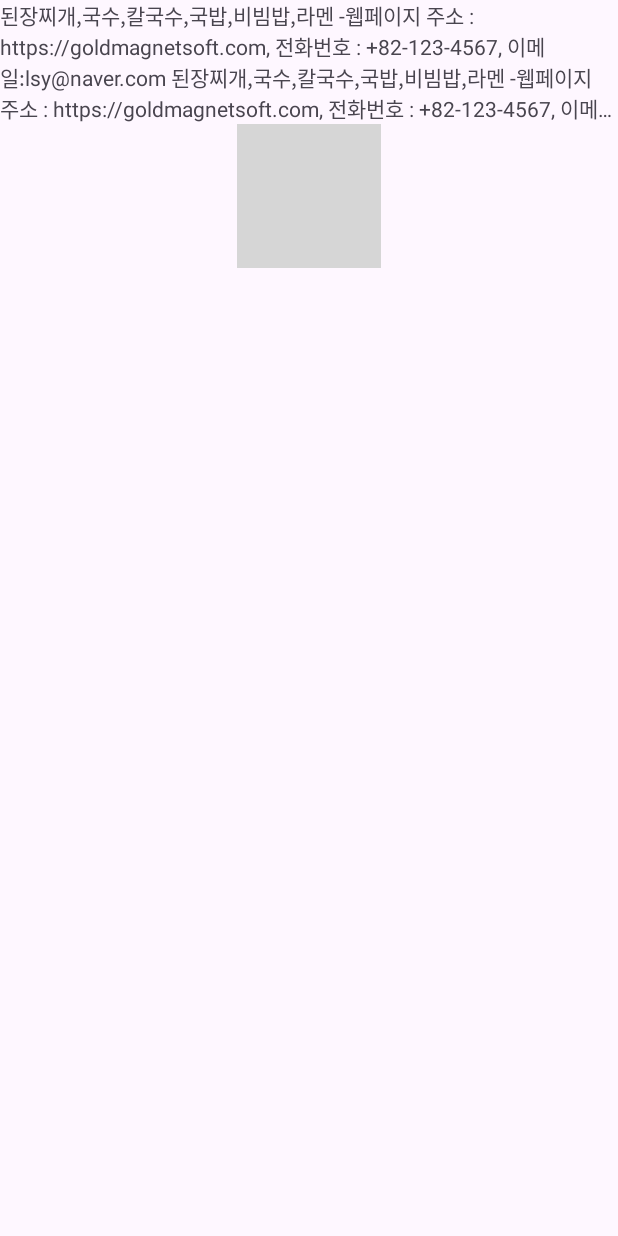
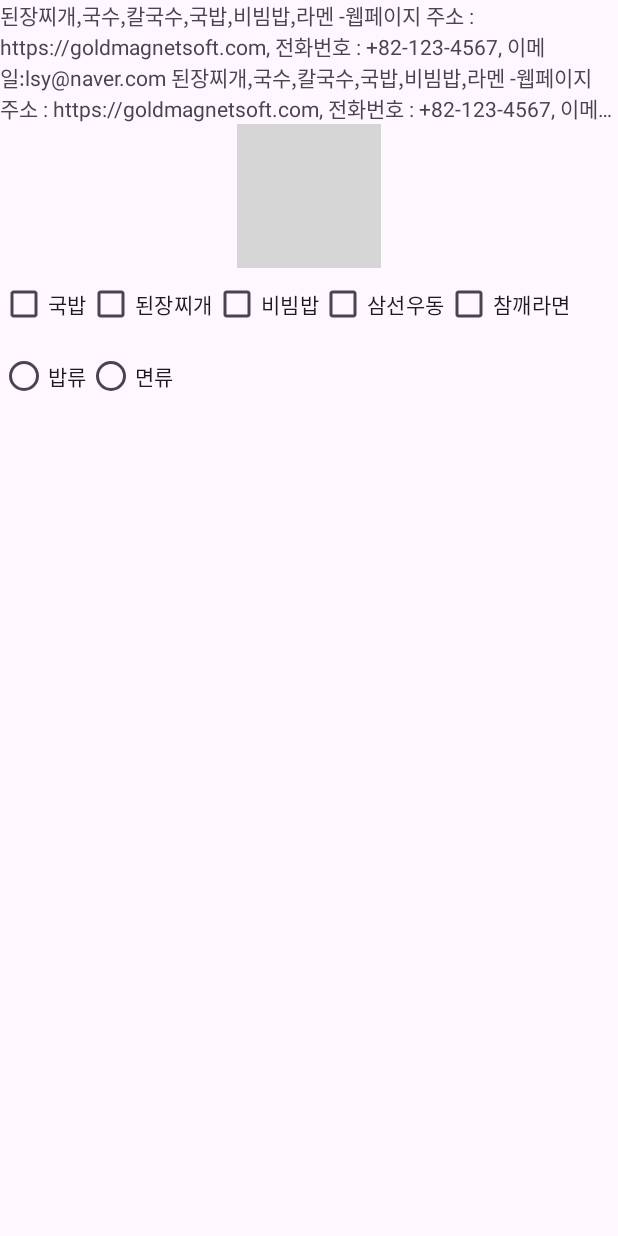
Before and after one commit to lsy3709/AndroidLabTest501, an Android app: the Ch06Test2Activity screen opened directly, with no data from a screen before it, on a phone screen of 412 x 824 dp. Run offline under Robolectric (Android 15) with nearby library versions, the light colour scheme and no system bars; grey boxes are pictures that could not be loaded.

Commit message:
2교시, ch6 뷰 기본 알아보기, 체크박스, 라디오 뷰 확인중

```diff
--- a/app/src/main/res/layout/activity_ch06_test2.xml
+++ b/app/src/main/res/layout/activity_ch06_test2.xml
@@ -31,6 +31,64 @@
             android:layout_gravity="center"
             android:background="#C52525"/>
 
+        <LinearLayout
+            android:layout_width="match_parent"
+            android:layout_height="wrap_content"
+            android:orientation="horizontal">
+
+            <CheckBox
+                android:layout_width="wrap_content"
+                android:layout_height="wrap_content"
+                android:text="국밥"/>
+
+            <CheckBox
+                android:layout_width="wrap_content"
+                android:layout_height="wrap_content"
+                android:text="된장찌개"/>
+
+            <CheckBox
+                android:layout_width="wrap_content"
+                android:layout_height="wrap_content"
+                android:text="비빔밥"/>
+
+            <CheckBox
+                android:layout_width="wrap_content"
+                android:layout_height="wrap_content"
+                android:text="삼선우동"/>
+
+            <CheckBox
+                android:layout_width="wrap_content"
+                android:layout_height="wrap_content"
+                android:text="참깨라면"/>
+
+        </LinearLayout>
+
+        <LinearLayout
+            android:layout_width="match_parent"
+            android:layout_height="wrap_content"
+            android:orientation="horizontal">
+
+            <RadioGroup
+                android:layout_width="wrap_content"
+                android:layout_height="wrap_content"
+                android:orientation="horizontal">
+                <RadioButton
+                    android:layout_width="wrap_content"
+                    android:layout_height="wrap_content"
+                    android:text="밥류"/>
+
+                <RadioButton
+                    android:layout_width="wrap_content"
+                    android:layout_height="wrap_content"
+                    android:text="면류"/>
+            </RadioGroup>
+
+        </LinearLayout>
+
+
+
+
+
     </LinearLayout>
 
 </androidx.constraintlayout.widget.ConstraintLayout>
```
